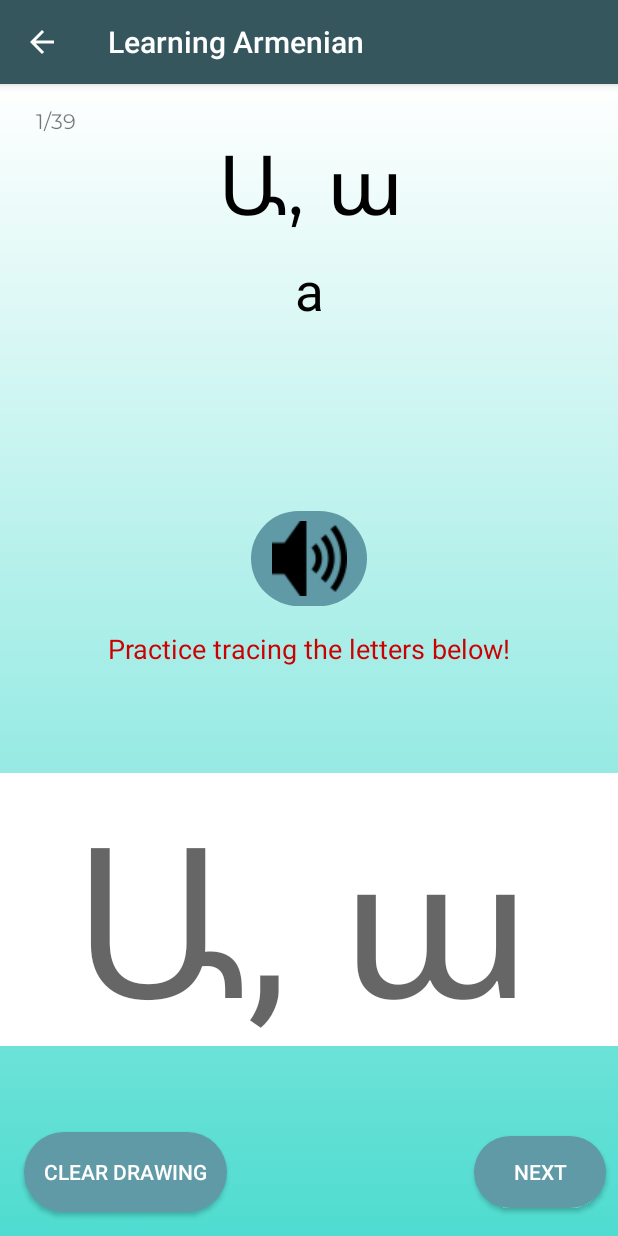
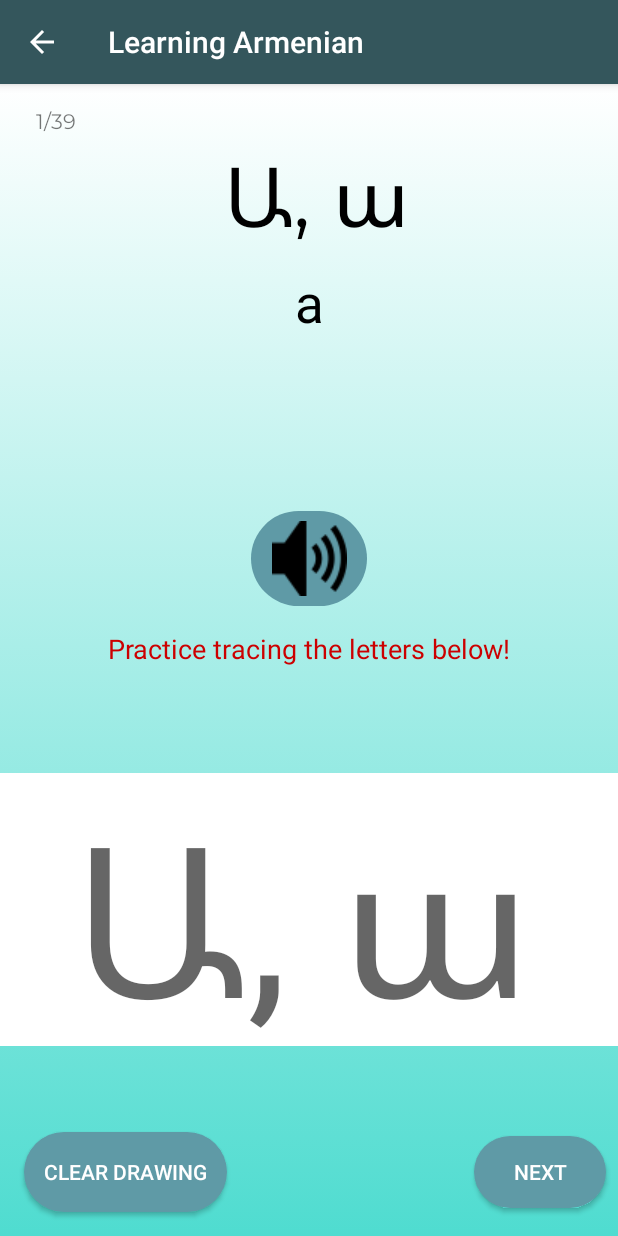
Before and after one commit to t-ahsan/EC327_Project, an Android app: the screen it shows after launch (LearnActivity), after a tap on "ARMENIAN", on a phone screen of 412 x 824 dp. Run offline under Robolectric (Android 15) with nearby library versions, the phone set to English and light mode, and no system bars; Roboto replaces fonts that are not available here.

Commit message:
added comments

```diff
--- a/app/src/main/res/layout/activity_learn.xml
+++ b/app/src/main/res/layout/activity_learn.xml
@@ -13,8 +13,7 @@
         tTop_toTopOf="pare"
         android:layout_width="163dp"
         android:layout_height="78dp"
-        android:layout_marginEnd="8dp"
-        android:layout_marginTop="28dp"
+        android:layout_marginTop="36dp"
         android:fontFamily="@font/montserrat"
         android:text="@string/target_letter_string"
         android:textAlignment="center"
@@ -22,14 +21,16 @@
         android:textSize="55sp"
         android:typeface="monospace"
         app:layout_constraintEnd_toEndOf="@+id/knownLetter"
-        app:layout_constraintHorizontal_bias="0.463"
+        app:layout_constraintHorizontal_bias="0.526"
+        app:layout_constraintLeft_toLeftOf="parent"
+        app:layout_constraintRight_toRightOf="parent"
         app:layout_constraintStart_toStartOf="@+id/knownLetter"
         app:layout_constraintTop_toTopOf="parent" />
 
     <TextView
         android:id="@+id/knownLetter"
-        android:layout_width="48dp"
-        android:layout_height="48dp"
+        android:layout_width="342dp"
+        android:layout_height="61dp"
         android:layout_marginEnd="8dp"
         android:layout_marginStart="8dp"
         android:layout_marginTop="8dp"
```
Also changed, not shown: app/src/main/java/com/example/yana/alphabetter/LetterCanvas.java (+5 -3 lines).
